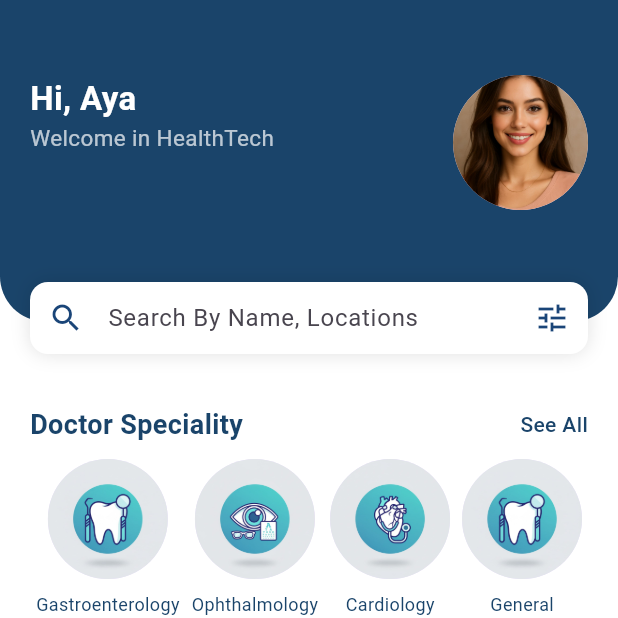
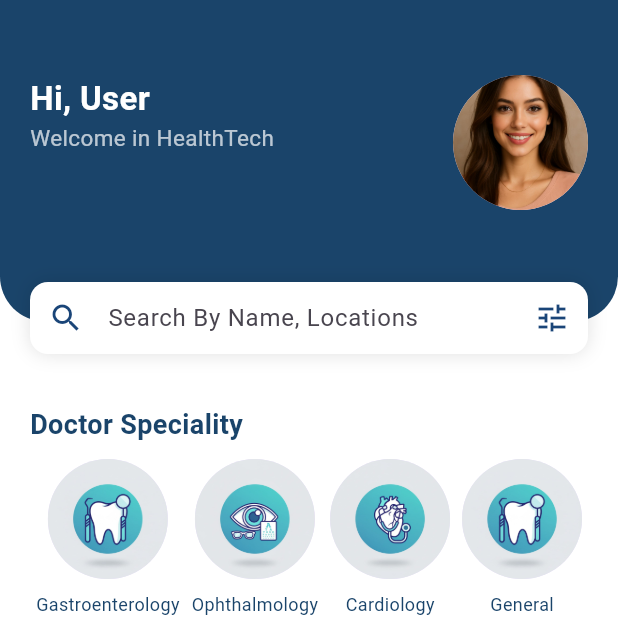
Before and after one commit to nardeen24/health_tech, a Flutter app: the MainNavigation screen opened by its route, on a phone screen of 412 x 824 dp, the top half of it. Run offline on Flutter 3.47's test engine with Material 3 defaults, Android fonts, the phone set to English and light mode, and no system bars; our stand-ins replace cloud_firestore, device_preview, dio, firebase_auth, firebase_core, flutter_bloc and 1 more; accounts and stored records are empty; generated files the repository leaves out were written again; network calls fail.

Commit message:
add user name

```diff
--- a/lib/features/auth/cubit/auth_cubit.dart
+++ b/lib/features/auth/cubit/auth_cubit.dart
@@ -1,9 +1,13 @@
+import 'package:firebase_auth/firebase_auth.dart';
 import 'package:flutter_bloc/flutter_bloc.dart';
 import 'package:health_tech/core/data_source/firebase_date_source.dart';
 import 'package:health_tech/features/auth/cubit/auth_states.dart';
+import 'package:health_tech/features/auth/models/user_model.dart';
 
 class AuthCubit extends Cubit<AuthState> {
   FirebaseDataSource firebaseDataSource = FirebaseDataSource();
+  String? currentUserName;
+
   AuthCubit() : super(LoginInitialState());
 
   Future<void> signUp(String email, String password, String name) async {
@@ -11,7 +15,8 @@ class AuthCubit extends Cubit<AuthState> {
     try {
       await firebaseDataSource.signUp(email, password, name);
       print('Signup successful');
-      emit(SignupSuccessState('Signup successful'));
+      currentUserName = name;
+      emit(SignupSuccessState('Signup successful', currentUserName!));
     } catch (e) {
       emit(SignupErrorState(e.toString()));
     }
@@ -20,8 +25,11 @@ class AuthCubit extends Cubit<AuthState> {
   Future<void> login(String email, String password) async {
     emit(LoginLoadingState());
     try {
-      await firebaseDataSource.login(email, password);
-      emit(LoginSuccessState('Login successful'));
+      UserModel user = await firebaseDataSource.login(email, password);
+
+      currentUserName = user.name;
+
+      emit(LoginSuccessState('Login successful', currentUserName!));
     } catch (e) {
       emit(LoginErrorState(e.toString()));
     }
--- a/lib/features/auth/cubit/auth_states.dart
+++ b/lib/features/auth/cubit/auth_states.dart
@@ -1,24 +1,33 @@
 abstract class AuthState {}
 
 class LoginInitialState extends AuthState {}
+
 class LoginLoadingState extends AuthState {}
+
 class LoginSuccessState extends AuthState {
+  final String userName;
   final String successMessage;
 
-  LoginSuccessState(this.successMessage);
+  LoginSuccessState(this.successMessage, this.userName);
 }
+
 class LoginErrorState extends AuthState {
   final String errorMessage;
 
   LoginErrorState(this.errorMessage);
 }
+
 class SignupInitialState extends AuthState {}
+
 class SignupLoadingState extends AuthState {}
+
 class SignupSuccessState extends AuthState {
+  final String userName;
   final String successMessage;
 
-  SignupSuccessState(this.successMessage);
+  SignupSuccessState(this.successMessage, this.userName);
 }
+
 class SignupErrorState extends AuthState {
   final String errorMessage;
 
--- a/lib/features/favorites/favorites_screen.dart
+++ b/lib/features/favorites/favorites_screen.dart
@@ -10,7 +10,6 @@ class FavoritesScreen extends StatelessWidget {
   Widget build(BuildContext context) {
     return Scaffold(
       appBar: AppBar(title: const Text('Favorites')),
-      // ✅ بنعرض الـ favorites من الـ DoctorCubit مش من global list
       body: BlocBuilder<DoctorCubit, dynamic>(
         builder: (context, state) {
           final cubit = context.read<DoctorCubit>();
--- a/lib/features/home/home_screen.dart
+++ b/lib/features/home/home_screen.dart
@@ -1,6 +1,7 @@
 import 'package:flutter/material.dart';
 import 'package:flutter_bloc/flutter_bloc.dart';
 import 'package:health_tech/core/styles/colors_managers.dart';
+import 'package:health_tech/features/auth/cubit/auth_cubit.dart';
 import 'package:health_tech/features/doctors/cubit/doctor_cubit.dart';
 import 'package:health_tech/features/doctors/cubit/doctor_state.dart';
 import 'package:health_tech/features/doctors/widget/card_doctor.dart';
@@ -24,12 +25,14 @@ class _HomeScreenState extends State<HomeScreen> {
 
   @override
   Widget build(BuildContext context) {
+    final authCubit = context.read<AuthCubit>();
+    final userName = authCubit.currentUserName ?? 'User';
     return Scaffold(
       backgroundColor: Colors.white,
       body: SingleChildScrollView(
         child: Column(
           children: [
-            HeaderWidget(),
+            HeaderWidget(userName: userName),
             Padding(
               padding: const EdgeInsets.symmetric(horizontal: 20),
               child: Column(
@@ -44,13 +47,6 @@ class _HomeScreenState extends State<HomeScreen> {
                           fontSize: 18,
                           fontWeight: FontWeight.bold,
                           color: ColorManager.primaryColor,
-                        ),
-                      ),
-                      const Text(
-                        "See All",
-                        style: TextStyle(
-                          color: ColorManager.primaryColor,
-                          fontWeight: FontWeight.w500,
                         ),
                       ),
                     ],
@@ -102,13 +98,7 @@ class _HomeScreenState extends State<HomeScreen> {
                         ),
                       ),
                       TextButton(
-                        onPressed: () {
-                          Navigator.of(context).push(
-                            MaterialPageRoute(
-                              builder: (context) => const SeeAllScreen(),
-                            ),
-                          );
-                        },
+                        onPressed: () => _navigateToDoctorsBySpec(context, ""),
                         child: const Text(
                           "See All",
                           style: TextStyle(
--- a/lib/features/home/main_navigation/main_navigation.dart
+++ b/lib/features/home/main_navigation/main_navigation.dart
@@ -3,6 +3,7 @@ import 'package:health_tech/core/styles/colors_managers.dart';
 import 'package:health_tech/features/doctors/widget/top_doc.dart';
 import 'package:health_tech/features/favorites/favorites_screen.dart';
 import 'package:health_tech/features/home/home_screen.dart';
+import 'package:health_tech/features/home/see_all_screen.dart';
 
 class MainNavigation extends StatefulWidget {
   const MainNavigation({super.key});
@@ -17,7 +18,7 @@ class _MainNavigationState extends State<MainNavigation> {
   final List<Widget> _screens = [
     const HomeScreen(),
     const FavoritesScreen(),
-    const TopDoctors(),
+    const SeeAllScreen(),
   ];
 
   @override
--- a/lib/features/home/widgets/header_widget.dart
+++ b/lib/features/home/widgets/header_widget.dart
@@ -2,7 +2,8 @@ import 'package:flutter/material.dart';
 import 'package:health_tech/core/styles/colors_managers.dart';
 
 class HeaderWidget extends StatelessWidget {
-  const HeaderWidget({super.key});
+  final String userName;
+  const HeaderWidget({super.key,required this.userName});
 
   @override
   Widget build(BuildContext context) {
@@ -29,7 +30,7 @@ class HeaderWidget extends StatelessWidget {
                   crossAxisAlignment: CrossAxisAlignment.start,
                   children: [
                     Text(
-                      "Hi, Aya",
+                      "Hi, $userName",
                       style: TextStyle(
                         color: Colors.white,
                         fontSize: 22,
--- a/lib/features/specializ-circle/specializ_circle.dart
+++ b/lib/features/specializ-circle/specializ_circle.dart
@@ -6,7 +6,7 @@ class SpecializCircle extends StatelessWidget {
     super.key,
     required this.image,
     required this.label,
-    this.onTap, // ✅ ضفنا onTap
+    this.onTap,
   });
 
   final String image;
```
Also changed, not shown: lib/core/data_source/firebase_date_source.dart (+24 -3 lines), pubspec.lock.
